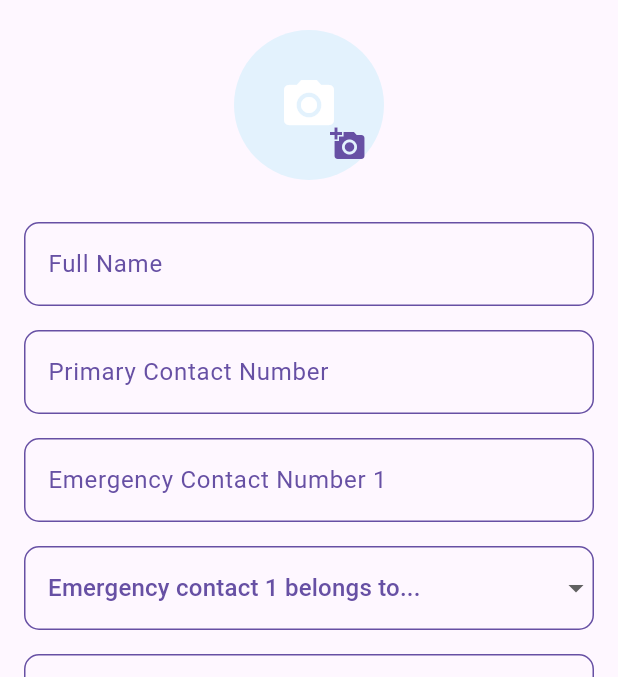
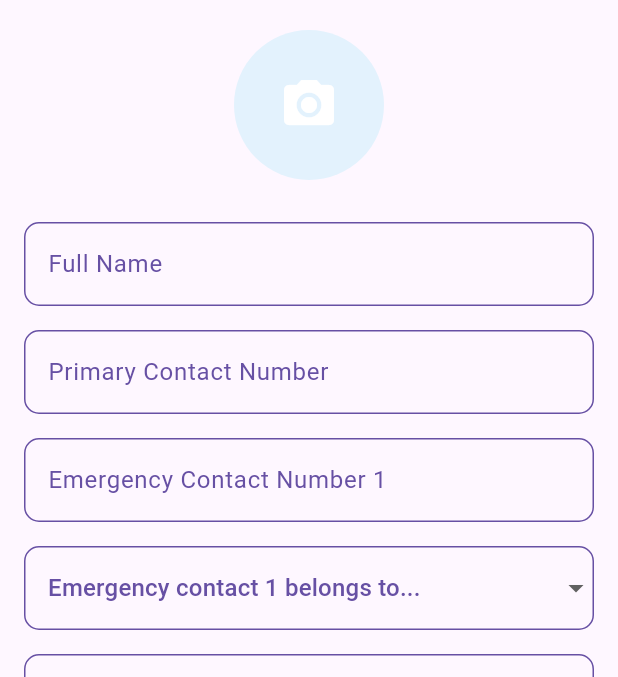
Before and after one commit to Siddique722/web-ecare, a Flutter app: the CreateProfileScreen screen opened directly, on a phone screen of 412 x 824 dp, the part 111-788 px from its top. Run offline on Flutter 3.47's test engine with Material 3 defaults, Android fonts, the phone set to English and light mode, and no system bars; our stand-ins replace cloud_firestore, file_picker, firebase_auth, firebase_core, firebase_storage, flutter_screenutil and 8 more; missing offline and left inert: dart:html, flutter_pdfview, qr_code_scanner, razorpay_flutter; accounts and stored records are empty; Roboto replaces fonts that are missing (GilroyBold); statements that could not run were skipped.

Commit message:
update code

```diff
--- a/lib/views/Create-Profile-Views/create-profile.dart
+++ b/lib/views/Create-Profile-Views/create-profile.dart
@@ -5,6 +5,7 @@ import 'package:ecare/views/Create-Profile-Views/combrobities.dart';
 import 'package:ecare/widgets/date-field.dart';
 import 'package:firebase_auth/firebase_auth.dart';
 import 'package:flutter/cupertino.dart';
+import 'package:flutter/foundation.dart';
 import 'package:flutter/material.dart';
 import 'package:image_picker/image_picker.dart';
 import 'package:intl/intl.dart';
@@ -357,16 +358,24 @@ class _CreateProfileScreenState extends State<CreateProfileScreen> {
   }
 
   Map<String, dynamic> userProfileData = {};
-
   Future<void> _pickImage() async {
-    final XFile? pickedFile =
-        await _picker.pickImage(source: ImageSource.gallery);
+    final XFile? pickedFile = await _picker.pickImage(source: ImageSource.gallery);
     if (pickedFile != null) {
       setState(() {
         _image = pickedFile;
       });
     }
   }
+
+  // Future<void> _pickImage() async {
+  //   final XFile? pickedFile =
+  //       await _picker.pickImage(source: ImageSource.gallery);
+  //   if (pickedFile != null) {
+  //     setState(() {
+  //       _image = pickedFile;
+  //     });
+  //   }
+  // }
 
   @override
   void initState() {
@@ -484,43 +493,44 @@ class _CreateProfileScreenState extends State<CreateProfileScreen> {
                 SizedBox(height: 20.0),
                 BoldTextWidgetTheme(text: 'Create Profile'),
                 SizedBox(height: 20.0),
-                GestureDetector(
-                  onTap: _pickImage,
-                  child: Container(
-                    width: 100.0,
-                    height: 100.0,
-                    decoration: BoxDecoration(
-                      color: Theme.of(context).secondaryHeaderColor,
-                      shape: BoxShape.circle,
-                    ),
-                    child: Stack(
-                      fit: StackFit.expand,
-                      children: [
-                        if (_image != null)
-                          ClipOval(
-                            child: Image.file(
-                              File(_image!.path),
-                              fit: BoxFit.cover,
-                            ),
-                          )
-                        else
-                          Icon(
-                            Icons.camera_alt,
-                            color: Theme.of(context).primaryIconTheme.color,
-                            size: 40.0,
-                          ),
-                        Align(
-                          alignment: Alignment.bottomRight,
-                          child: IconButton(
-                            icon: Icon(Icons.add_a_photo),
-                            onPressed: _pickImage,
-                            color: Theme.of(context).primaryColor,
-                          ),
-                        ),
-                      ],
-                    ),
-                  ),
-                ),
+                _buildProfileImage(),
+                // GestureDetector(
+                //   onTap: _pickImage,
+                //   child: Container(
+                //     width: 100.0,
+                //     height: 100.0,
+                //     decoration: BoxDecoration(
+                //       color: Theme.of(context).secondaryHeaderColor,
+                //       shape: BoxShape.circle,
+                //     ),
+                //     child: Stack(
+                //       fit: StackFit.expand,
+                //       children: [
+                //         if (_image != null)
+                //           ClipOval(
+                //             child: Image.file(
+                //               File(_image!.path),
+                //               fit: BoxFit.cover,
+                //             ),
+                //           )
+                //         else
+                //           Icon(
+                //             Icons.camera_alt,
+                //             color: Theme.of(context).primaryIconTheme.color,
+                //             size: 40.0,
+                //           ),
+                //         Align(
+                //           alignment: Alignment.bottomRight,
+                //           child: IconButton(
+                //             icon: Icon(Icons.add_a_photo),
+                //             onPressed: _pickImage,
+                //             color: Theme.of(context).primaryColor,
+                //           ),
+                //         ),
+                //       ],
+                //     ),
+                //   ),
+                // ),
                 SizedBox(height: 20.0),
                 LightDarktextField(
                   keyboardType: TextInputType.text,
@@ -639,4 +649,37 @@ class _CreateProfileScreenState extends State<CreateProfileScreen> {
       ),
     );
   }
+  Widget _buildProfileImage() {
+    return GestureDetector(
+      onTap: _pickImage,
+      child: Container(
+        width: 100.0,
+        height: 100.0,
+        decoration: BoxDecoration(
+          color: Theme.of(context).secondaryHeaderColor,
+          shape: BoxShape.circle,
+        ),
+        child: _image != null
+            ? (kIsWeb
+            ? ClipOval(
+          child: Image.network(
+            _image!.path, // Use the path as URL for web
+            fit: BoxFit.cover,
+          ),
+        )
+            : ClipOval(
+          child: Image.file(
+            File(_image!.path), // Use the file for mobile
+            fit: BoxFit.cover,
+          ),
+        ))
+            : Icon(
+          Icons.camera_alt,
+          color: Theme.of(context).primaryIconTheme.color,
+          size: 40.0,
+        ),
+      ),
+    );
+  }
+
 }
```
Also changed, not shown: lib/views/Create-Profile-Views/medical-history.dart (+120 -43 lines).
